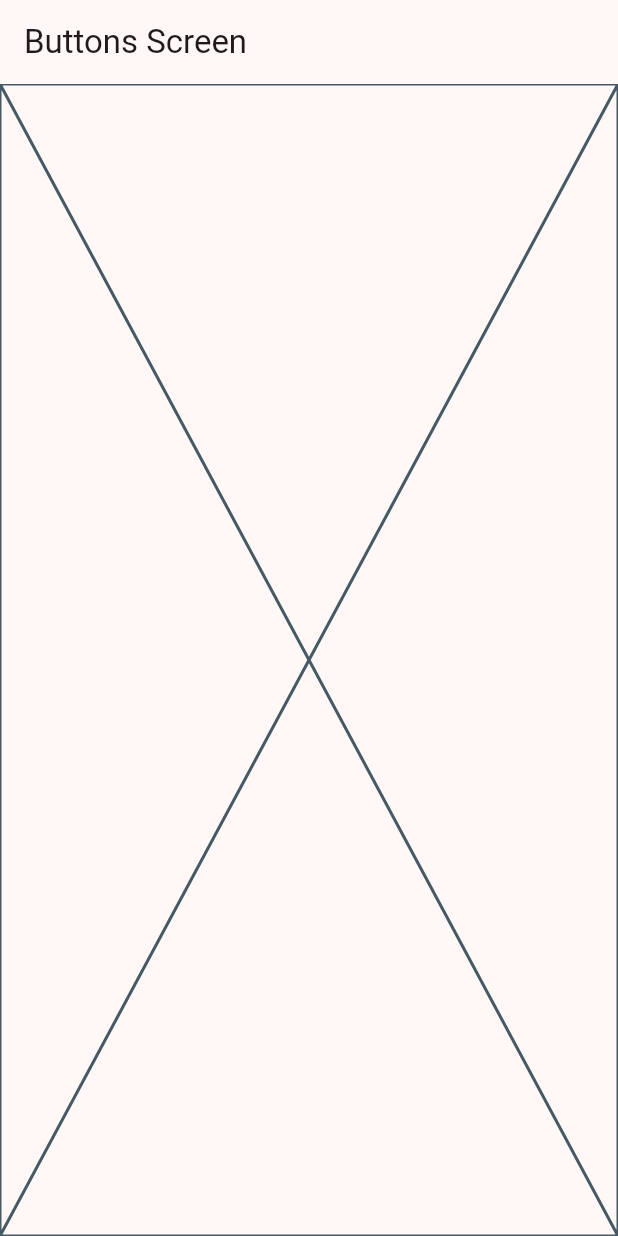
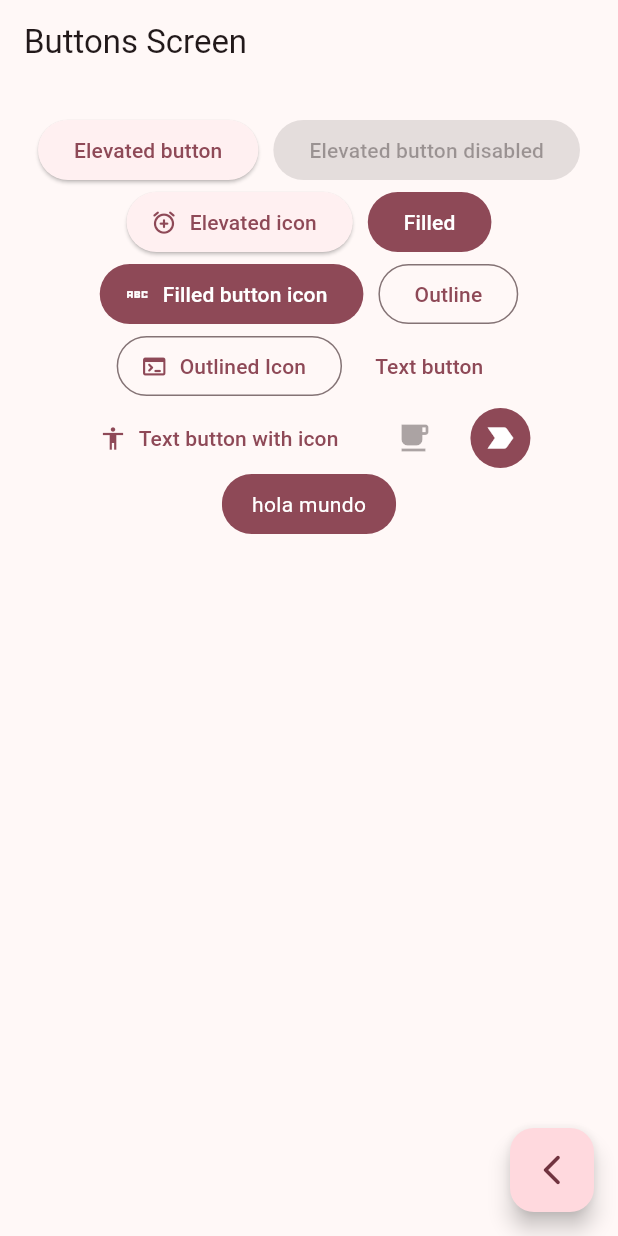
Before and after one commit to cazabe/flutter_widgets_ex, a Flutter app: the ButtonsScreen screen opened by its route, on a phone screen of 412 x 824 dp. Run offline on Flutter 3.47's test engine with Material 3 defaults, Android fonts, the phone set to English and light mode, and no system bars; our stand-ins replace go_router.

Commit message:
Buttons screen finish

```diff
--- a/lib/presentation/screens/buttons/buttons_screen.dart
+++ b/lib/presentation/screens/buttons/buttons_screen.dart
@@ -1,4 +1,5 @@
 import 'package:flutter/material.dart';
+import 'package:go_router/go_router.dart';
 
 class ButtonsScreen extends StatelessWidget {
   const ButtonsScreen({super.key});
@@ -9,7 +10,108 @@ class ButtonsScreen extends StatelessWidget {
       appBar: AppBar(
         title: const Text('Buttons Screen'),
       ),
-      body: const Placeholder(),
+      body: _ButtonsView(),
+      floatingActionButton: FloatingActionButton(
+          child: const Icon(Icons.arrow_back_ios_new_rounded),
+          onPressed: () {
+            context.pop();
+          }),
     );
   }
 }
+
+class _ButtonsView extends StatelessWidget {
+  @override
+  Widget build(BuildContext context) {
+    final colors = Theme.of(context).colorScheme;
+    return SizedBox(
+      width: double.infinity,
+      child: Padding(
+        padding: const EdgeInsets.symmetric(horizontal: 10, vertical: 20),
+        child: Wrap(
+          spacing: 10,
+          alignment: WrapAlignment.center,
+          children: [
+            ElevatedButton(
+              onPressed: () {},
+              child: const Text('Elevated button'),
+            ),
+            const ElevatedButton(
+              onPressed: null,
+              child: Text('Elevated button disabled'),
+            ),
+            ElevatedButton.icon(
+              onPressed: () {},
+              icon: const Icon(Icons.alarm_add_rounded),
+              label: const Text('Elevated icon'),
+            ),
+            FilledButton(
+              onPressed: () {},
+              child: const Text('Filled'),
+            ),
+            FilledButton.icon(
+              onPressed: () {},
+              icon: const Icon(Icons.abc_sharp),
+              label: const Text('Filled button icon'),
+            ),
+            OutlinedButton(
+              onPressed: () {},
+              child: const Text('Outline'),
+            ),
+            OutlinedButton.icon(
+              onPressed: () {},
+              icon: const Icon(Icons.terminal_rounded),
+              label: const Text('Outlined Icon'),
+            ),
+            TextButton(
+              onPressed: () {},
+              child: const Text('Text button'),
+            ),
+            TextButton.icon(
+              onPressed: () {},
+              icon: const Icon(Icons.accessibility_sharp),
+              label: const Text('Text button with icon'),
+            ),
+            //todo custom button
+            const IconButton(
+              onPressed: null,
+              icon: Icon(Icons.free_breakfast),
+            ),
+            IconButton(
+              onPressed: null,
+              icon: const Icon(Icons.label_important),
+              style: ButtonStyle(
+                  backgroundColor: MaterialStatePropertyAll(colors.primary),
+                  iconColor: const MaterialStatePropertyAll(Colors.white)),
+            ),
+            const CustomButton()
+          ],
+        ),
+      ),
+    );
+  }
+}
+
+class CustomButton extends StatelessWidget {
+  const CustomButton({super.key});
+  @override
+  Widget build(BuildContext context) {
+    final colors = Theme.of(context).colorScheme;
+    return ClipRRect(
+      borderRadius: BorderRadius.circular(20),
+      child: Material(
+        color: colors.primary,
+        child: InkWell(
+          onTap: () {},
+          child: const Padding(
+            padding: EdgeInsets.symmetric(horizontal: 20, vertical: 10),
+            child: Text(
+              'hola mundo',
+              style: TextStyle(color: Colors.white),
+            ),
+          ),
+        ),
+      ),
+    );
+  }
+}
```
